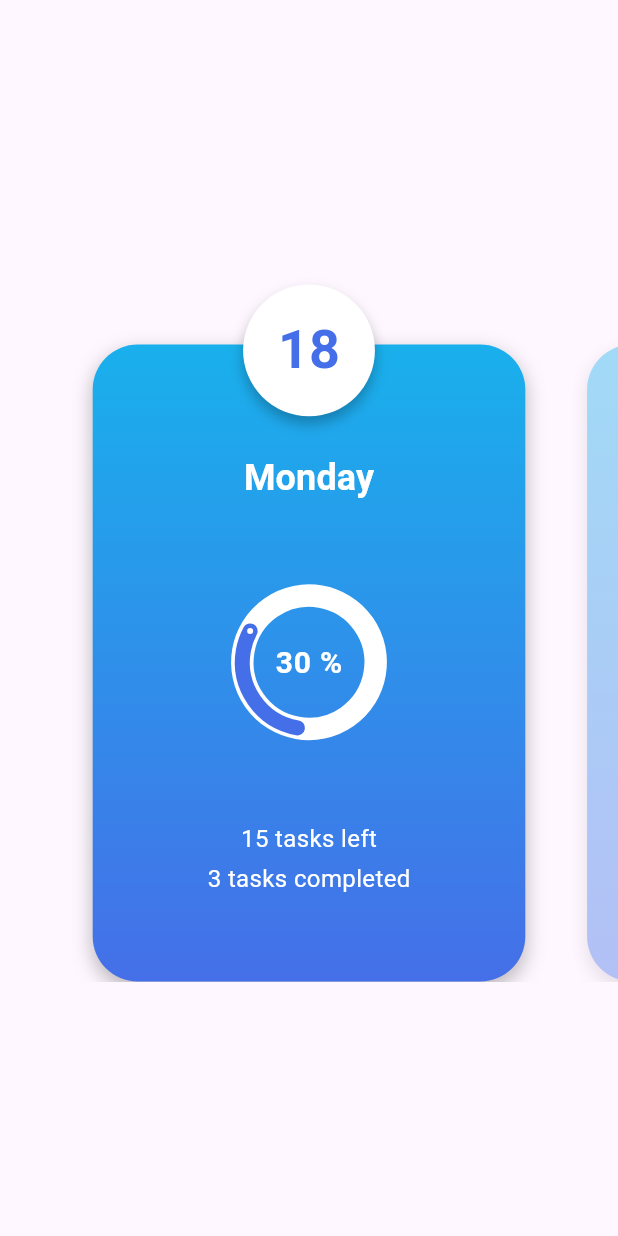
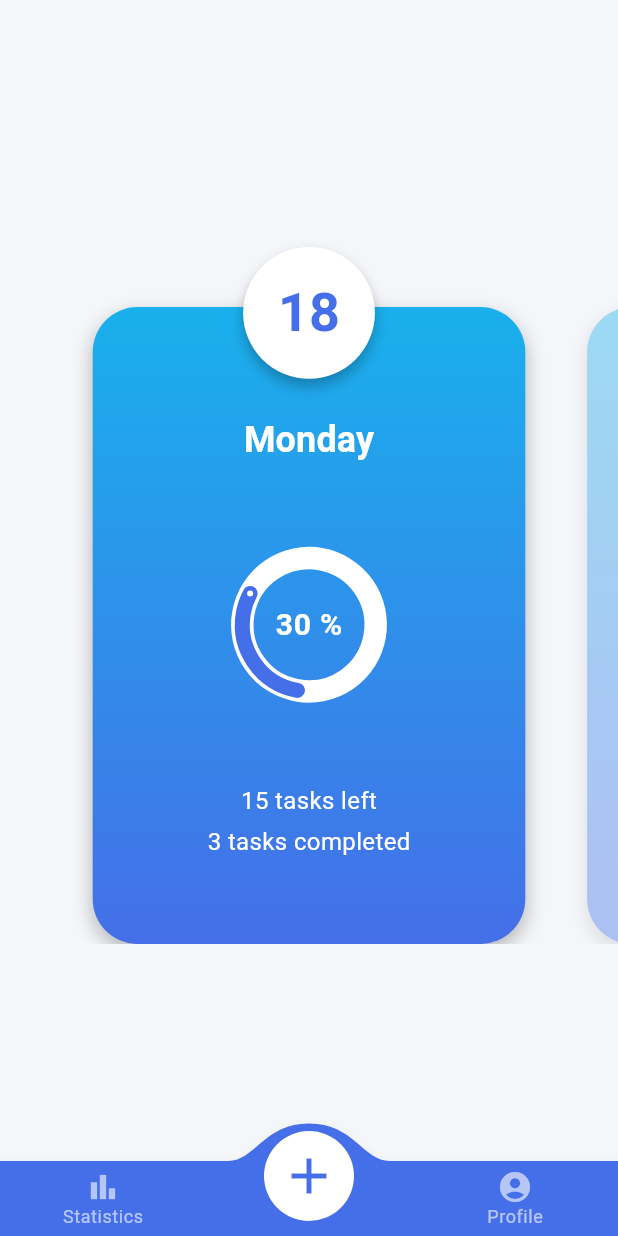
Before and after one commit to draxexx/weekly_planner, a Flutter app: the screen it shows after launch, on a phone screen of 412 x 824 dp. Run offline on Flutter 3.47's test engine with Material 3 defaults, Android fonts, the phone set to English and light mode, and no system bars; drawn by our look-alikes of convex_bottom_bar, sleek_circular_slider; our stand-ins replace get.

Commit message:
add bottom bar navigation

```diff
--- a/lib/feature/home/screen/home_screen.dart
+++ b/lib/feature/home/screen/home_screen.dart
@@ -1,6 +1,5 @@
 import 'package:flutter/material.dart';
 import 'package:weekly_planner/feature/home/widgets/routine_card_list.dart';
-import 'package:weekly_planner/product/layouts/base_layout.dart';
 import 'package:weekly_planner/product/utils/size_config.dart';
 
 class HomeScreen extends StatelessWidget {
@@ -9,13 +8,11 @@ class HomeScreen extends StatelessWidget {
   @override
   Widget build(BuildContext context) {
     SizeConfig().init(context);
-    return const BaseLayout(
-      body: Column(
-        mainAxisAlignment: MainAxisAlignment.center,
-        children: [
-          RoutineCardList(),
-        ],
-      ),
+    return const Column(
+      mainAxisAlignment: MainAxisAlignment.center,
+      children: [
+        RoutineCardList(),
+      ],
     );
   }
 }
--- a/lib/main.dart
+++ b/lib/main.dart
@@ -1,8 +1,7 @@
 import 'package:flutter/material.dart';
 import 'package:get/route_manager.dart';
 import 'package:weekly_planner/product/init/theme/app_theme_builder.dart';
-
-import 'feature/home/screen/home_screen.dart';
+import 'package:weekly_planner/product/layouts/bottom_bar_layout.dart';
 
 void main() {
   runApp(const MyApp());
@@ -17,7 +16,7 @@ class MyApp extends StatelessWidget {
       debugShowCheckedModeBanner: false,
       title: 'Flutter Demo',
       theme: AppThemeBuilder(context).themeData,
-      home: const HomeScreen(),
+      home: const BottomBarLayout(),
     );
   }
 }
--- a/lib/product/init/theme/app_theme_builder.dart
+++ b/lib/product/init/theme/app_theme_builder.dart
@@ -15,10 +15,27 @@ class AppThemeBuilder {
           primary: CustomColors.blue,
           secondary: CustomColors.lightBlue,
           tertiary: CustomColors.white,
+          background: CustomColors.background,
         ),
         primaryColor: CustomColors.black,
         secondaryHeaderColor: CustomColors.white,
-        textTheme: TextTheme(
+        textTheme: textTheme(),
+      );
+
+  ThemeData get darkTheme => ThemeData(
+        colorScheme: themeData.colorScheme.copyWith(
+          primary: CustomColors.darkGray,
+          secondary: CustomColors.gray,
+          tertiary: CustomColors.white,
+          background: CustomColors.background,
+        ),
+        primaryColor: CustomColors.black,
+        secondaryHeaderColor: CustomColors.white,
+        textTheme: textTheme(),
+      );
+
+  TextTheme textTheme() {
+    return TextTheme(
       bodySmall: CustomTextStyle(context).style(fontSize: 12),
       bodyMedium: CustomTextStyle(context).style(fontSize: 16),
       bodyLarge: CustomTextStyle(context).style(fontSize: 20),
@@ -34,6 +51,6 @@ class AppThemeBuilder {
         fontSize: 36,
         fontWeight: FontWeight.bold,
       ),
-        ),
     );
   }
+}
--- a/lib/product/layouts/base_layout.dart
+++ b/lib/product/layouts/base_layout.dart
@@ -1,4 +1,5 @@
 import 'package:flutter/material.dart';
+import 'package:weekly_planner/product/init/theme/app_theme_getter.dart';
 
 class BaseLayout extends StatelessWidget {
   const BaseLayout({
@@ -11,6 +12,7 @@ class BaseLayout extends StatelessWidget {
   @override
   Widget build(BuildContext context) {
     return Scaffold(
+      backgroundColor: AppThemeGetter(context).colorScheme.background,
       body: body,
     );
   }
--- /dev/null
+++ b/lib/product/layouts/bottom_bar_layout.dart
@@ -0,0 +1,54 @@
+import 'package:convex_bottom_bar/convex_bottom_bar.dart';
+import 'package:flutter/material.dart';
+import 'package:weekly_planner/feature/home/screen/home_screen.dart';
+import 'package:weekly_planner/product/init/theme/app_theme_getter.dart';
+
+class BottomBarLayout extends StatefulWidget {
+  const BottomBarLayout({
+    super.key,
+  });
+
+  @override
+  State<BottomBarLayout> createState() => _BottomBarLayoutState();
+}
+
+class _BottomBarLayoutState extends State<BottomBarLayout> {
+  int _index = 1;
+
+  void _onTap(int index) {
+    if (_index == 1 && index == 1) {
+      print("add task");
+    }
+
+    setState(() {
+      _index = index;
+    });
+  }
+
+  @override
+  Widget build(BuildContext context) {
+    return Scaffold(
+      backgroundColor: AppThemeGetter(context).colorScheme.background,
+      body: const HomeScreen(),
+      bottomNavigationBar: ConvexAppBar(
+        initialActiveIndex: _index,
+        backgroundColor: AppThemeGetter(context).colorScheme.primary,
+        items: [
+          // TODO: localize the texts
+          _tabItem(icon: Icons.bar_chart, title: "Statistics"),
+          _tabItem(
+              icon: _index == 1 ? Icons.add : Icons.task, title: "Routines"),
+          _tabItem(icon: Icons.account_circle, title: "Profile"),
+        ],
+        onTap: _onTap,
+      ),
+    );
+  }
+}
+
+TabItem _tabItem({
+  required IconData icon,
+  required String title,
+}) {
+  return TabItem(icon: icon, title: title);
+}
--- a/lib/product/utils/colors.dart
+++ b/lib/product/utils/colors.dart
@@ -5,4 +5,7 @@ abstract class CustomColors {
   static const Color black = Color(0xFF000000);
   static const Color blue = Color(0xFF456fe8);
   static const Color lightBlue = Color(0xFF19b0ec);
+  static const Color darkGray = Color(0xFF0e1c26);
+  static const Color gray = Color(0xFF294861);
+  static const Color background = Color(0xFFf5f6fa);
 }
--- a/pubspec.yaml
+++ b/pubspec.yaml
@@ -40,6 +40,7 @@ dependencies:
 
   # Widgets
   sleek_circular_slider: ^2.0.1
+  convex_bottom_bar: ^3.2.0
 
   # Formatters
   intl: ^0.19.0
```
Also changed, not shown: pubspec.lock, 4 other files. Lines whose indentation alone changed are shown as unchanged.
